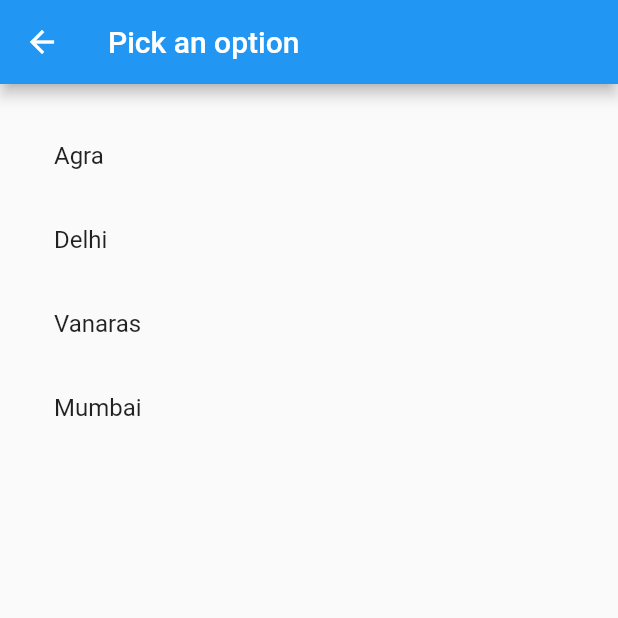
After one commit to satishngupta27/Weather_App, a Flutter app: the screen it shows after launch, after a tap on the "search" icon, on a phone screen of 412 x 824 dp, the top half of it. The commit adds this screen. Run offline on Flutter 3.47's test engine with Material 2 defaults, Android fonts, the phone set to English and light mode, and no system bars; our stand-ins replace font_awesome_flutter; network calls fail.

Commit message:
more city added

```diff
--- a/lib/main.dart
+++ b/lib/main.dart
@@ -4,6 +4,8 @@ import 'package:flutter/cupertino.dart';
 import 'package:flutter/material.dart';
 import 'package:font_awesome_flutter/font_awesome_flutter.dart';
 import 'package:http/http.dart' as http;
+
+import 'selectionScreen.dart';
 void main()=>runApp(MaterialApp(
   title:"Whether",
     home:MyApp(),),);
@@ -13,14 +15,30 @@ class MyApp extends StatefulWidget {
 }
 
 class _MyAppState extends State<MyApp> {
-
+  String city = 'Agra';
   var temp;
   var description;
   var humadity;
   var currently;
   var windspeed;
+
+  _navigateAndDisplaySelection(BuildContext context) async {
+    // Navigator.push returns a Future that completes after calling
+    // Navigator.pop on the Selection Screen.
+    final result = await Navigator.push(
+      context,
+      // Create the SelectionScreen in the next step.
+      MaterialPageRoute(builder: (context) => SelectionScreen()),
+
+    );
+    setState(() {
+      this.city = result;
+      this.getWeather();
+    });
+  }
   void getWeather() async{
-    http.Response response = await http.get("http://api.openweathermap.org/data/2.5/weather?q=Agra&units=metric&appid=25501d5e5e8ec27ce3e9ee2b1fb75dba");
+    http.Response response = await http.get(
+        "http://api.openweathermap.org/data/2.5/weather?q=$city&units=metric&appid=25501d5e5e8ec27ce3e9ee2b1fb75dba");
     var results= jsonDecode(response.body);
     setState(() {
       this.temp=results['main']['temp'];
@@ -36,13 +54,23 @@ class _MyAppState extends State<MyApp> {
     super.initState();
     this.getWeather();
   }
+
+
   @override
   Widget build(BuildContext context) {
     return Scaffold(
+      floatingActionButton: FloatingActionButton(
+        child: Icon(Icons.search),
+        onPressed: () {
+          _navigateAndDisplaySelection(context);
+        },
+
+      ),
 
 
       body: Column(
         children: <Widget>[
+
           Container(
             height: MediaQuery.of(context).size.height/3,
             width: MediaQuery.of(context).size.width,
@@ -52,10 +80,10 @@ class _MyAppState extends State<MyApp> {
               crossAxisAlignment: CrossAxisAlignment.center,
               children: <Widget>[
                 Padding(padding: EdgeInsets.only(bottom: 10.0),
-                child: Text("currently in Agra",
+                  child: Text("currently in $city",
                     style: TextStyle(
                       color: Colors.white,
-                  fontSize: 14.0,
+                      fontSize: 18.0,
                       fontWeight: FontWeight.w200,
                     ),
                   ),
@@ -63,7 +91,7 @@ class _MyAppState extends State<MyApp> {
                 Text(temp!=null?temp.toString()+"\u00b0":"loading",style: TextStyle(
                   color: Colors.white,
                   fontSize: 30.0,
-                  fontWeight: FontWeight.w200,
+                  fontWeight: FontWeight.w300,
                 ),),
                 Padding(padding: EdgeInsets.only(top: 10.0),
                   child: Text(currently!=null?currently.toString():"loading",
@@ -77,6 +105,7 @@ class _MyAppState extends State<MyApp> {
               ],
             ),
           ),
+
           Expanded(child: Padding(padding: EdgeInsets.all(20.0),
             child: ListView(children: <Widget>[
               ListTile(
@@ -99,9 +128,15 @@ class _MyAppState extends State<MyApp> {
                 title: Text("WindSpeed"),
                 trailing: Text(windspeed!=null?windspeed.toString():"loading"),
               )
-          ],),))
+            ],),
+          )
+          ),
+
+
         ],
+
       ),
+
     );
   }
 }
--- /dev/null
+++ b/lib/selectionScreen.dart
@@ -0,0 +1,47 @@
+import 'package:flutter/material.dart';
+
+class SelectionScreen extends StatelessWidget {
+  @override
+  Widget build(BuildContext context) {
+    return Scaffold(
+        appBar: AppBar(
+          title: Text('Pick an option'),
+        ),
+        body: Column(
+          children: <Widget>[
+            Expanded(
+                child: Padding(
+              padding: EdgeInsets.all(20.0),
+              child: ListView(
+                children: <Widget>[
+                  ListTile(
+                    title: Text("Agra"),
+                    onTap: () {
+                      Navigator.pop(context, 'Agra');
+                    },
+                  ),
+                  ListTile(
+                    title: Text("Delhi"),
+                    onTap: () {
+                      Navigator.pop(context, 'Delhi');
+                    },
+                  ),
+                  ListTile(
+                    title: Text("Vanaras"),
+                    onTap: () {
+                      Navigator.pop(context, 'Vanaras');
+                    },
+                  ),
+                  ListTile(
+                    title: Text("Mumbai"),
+                    onTap: () {
+                      Navigator.pop(context, 'Mumbai');
+                    },
+                  ),
+                ],
+              ),
+            )),
+          ],
+        ));
+  }
+}
```
Lines whose indentation alone changed are shown as unchanged.
